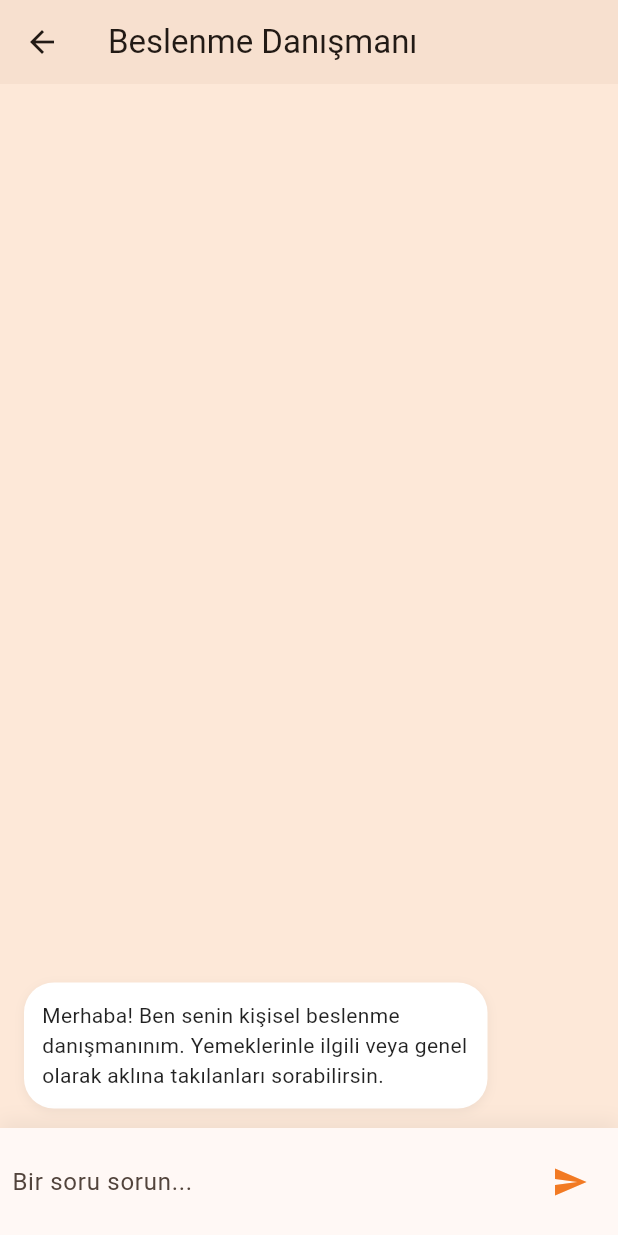
After one commit to dilarayyilmaz/food_calo, a Flutter app: the screen it shows after launch, after a tap on "Danışman", on a phone screen of 412 x 824 dp. The commit adds this screen. Run offline on Flutter 3.47's test engine with Material 3 defaults, Android fonts, the phone set to English and light mode, and no system bars; our stand-ins replace google_fonts, image_picker.

Commit message:
Add chat functionality and splash screen; update dependencies

```diff
--- /dev/null
+++ b/food/lib/chat_page.dart
@@ -0,0 +1,206 @@
+import 'dart:io';
+
+import 'package:flutter/material.dart';
+import 'package:http/http.dart' as http;
+import 'dart:async'; // Zaman aşımı için import
+import 'dart:convert';
+
+class ChatMessage {
+  final String text;
+  final bool isUser;
+  ChatMessage({required this.text, required this.isUser});
+}
+
+class ChatPage extends StatefulWidget {
+  final List<Map<String, dynamic>> mealHistory;
+  const ChatPage({Key? key, required this.mealHistory}) : super(key: key);
+
+  @override
+  _ChatPageState createState() => _ChatPageState();
+}
+
+class _ChatPageState extends State<ChatPage> {
+  final TextEditingController _controller = TextEditingController();
+  final List<ChatMessage> _messages = [];
+  bool _isLoading = false;
+  final String _serverIp = 'http://192.168.1.5:5000/chat';
+
+  @override
+  void initState() {
+    super.initState();
+    _messages.add(
+      ChatMessage(
+        text:
+            "Merhaba! Ben senin kişisel beslenme danışmanınım. Yemeklerinle ilgili veya genel olarak aklına takılanları sorabilirsin.",
+        isUser: false,
+      ),
+    );
+  }
+
+  void _sendMessage() async {
+    final text = _controller.text;
+    if (text.trim().isEmpty) return;
+
+    setState(() {
+      _messages.insert(0, ChatMessage(text: text, isUser: true));
+      _isLoading = true;
+    });
+    _controller.clear();
+
+    try {
+      final response = await http
+          .post(
+            Uri.parse(_serverIp),
+            headers: {'Content-Type': 'application/json; charset=UTF-8'},
+            body: jsonEncode({'question': text, 'history': widget.mealHistory}),
+          )
+          .timeout(const Duration(seconds: 30)); // 30 saniye sonra zaman aşımı
+
+      if (response.statusCode == 200) {
+        final data = jsonDecode(utf8.decode(response.bodyBytes));
+        setState(() {
+          _messages.insert(0, ChatMessage(text: data['answer'], isUser: false));
+        });
+      } else {
+        final errorData = jsonDecode(utf8.decode(response.bodyBytes));
+        setState(() {
+          _messages.insert(
+            0,
+            ChatMessage(
+              text: "Bir hata oluştu:\n${errorData['error']}",
+              isUser: false,
+            ),
+          );
+        });
+      }
+    } on TimeoutException catch (_) {
+      setState(() {
+        _messages.insert(
+          0,
+          ChatMessage(
+            text:
+                "Sunucudan cevap alınamadı (zaman aşımı). Lütfen internet bağlantınızı kontrol edin veya daha sonra tekrar deneyin.",
+            isUser: false,
+          ),
+        );
+      });
+    } on SocketException catch (_) {
+      setState(() {
+        _messages.insert(
+          0,
+          ChatMessage(
+            text:
+                "Sunucuya bağlanılamadı. Lütfen internet bağlantınızı ve sunucunun çalıştığını kontrol edin.",
+            isUser: false,
+          ),
+        );
+      });
+    } catch (e) {
+      setState(() {
+        _messages.insert(
+          0,
+          ChatMessage(text: "Beklenmedik bir hata oluştu: $e", isUser: false),
+        );
+      });
+    } finally {
+      setState(() {
+        _isLoading = false;
+      });
+    }
+  }
+
+  @override
+  Widget build(BuildContext context) {
+    return Scaffold(
+      appBar: AppBar(
+        title: const Text("Beslenme Danışmanı"),
+        backgroundColor: const Color(0xFFFDE8D8),
+        elevation: 1,
+      ),
+      backgroundColor: const Color(0xFFFDE8D8),
+      body: Column(
+        children: [
+          Expanded(
+            child: ListView.builder(
+              reverse: true,
+              padding: const EdgeInsets.all(8.0),
+              itemCount: _messages.length,
+              itemBuilder: (context, index) =>
+                  _buildMessageBubble(_messages[index]),
+            ),
+          ),
+          if (_isLoading)
+            const Padding(
+              padding: EdgeInsets.symmetric(vertical: 8.0),
+              child: LinearProgressIndicator(),
+            ),
+          _buildMessageComposer(),
+        ],
+      ),
+    );
+  }
+
+  Widget _buildMessageBubble(ChatMessage message) {
+    return Align(
+      alignment: message.isUser ? Alignment.centerRight : Alignment.centerLeft,
+      child: Container(
+        constraints: BoxConstraints(
+          maxWidth: MediaQuery.of(context).size.width * 0.75,
+        ),
+        margin: const EdgeInsets.symmetric(vertical: 5, horizontal: 8),
+        padding: const EdgeInsets.all(12),
+        decoration: BoxDecoration(
+          color: message.isUser ? const Color(0xFFF27A23) : Colors.white,
+          borderRadius: BorderRadius.circular(20),
+          boxShadow: [
+            BoxShadow(
+              color: Colors.black.withOpacity(0.05),
+              blurRadius: 5,
+              offset: const Offset(0, 2),
+            ),
+          ],
+        ),
+        child: Text(
+          message.text,
+          style: TextStyle(
+            color: message.isUser ? Colors.white : Colors.black87,
+          ),
+        ),
+      ),
+    );
+  }
+
+  Widget _buildMessageComposer() {
+    return Container(
+      padding: const EdgeInsets.symmetric(horizontal: 8.0, vertical: 12.0),
+      decoration: BoxDecoration(
+        color: Theme.of(context).cardColor,
+        boxShadow: [
+          BoxShadow(
+            color: Colors.black.withOpacity(0.05),
+            blurRadius: 10,
+            offset: const Offset(0, -5),
+          ),
+        ],
+      ),
+      child: Row(
+        children: [
+          Expanded(
+            child: TextField(
+              controller: _controller,
+              decoration: const InputDecoration.collapsed(
+                hintText: 'Bir soru sorun...',
+              ),
+              onSubmitted: (value) => _sendMessage(),
+            ),
+          ),
+          IconButton(
+            icon: const Icon(Icons.send),
+            color: const Color(0xFFF27A23),
+            onPressed: _isLoading ? null : _sendMessage,
+          ),
+        ],
+      ),
+    );
+  }
+}
--- a/food/lib/main.dart
+++ b/food/lib/main.dart
@@ -1,5 +1,5 @@
 import 'package:flutter/material.dart';
-import 'cal_predictor.dart';
+import 'splash_screen.dart';
 
 void main() {
   runApp(const MyApp());
@@ -11,16 +11,14 @@ class MyApp extends StatelessWidget {
   @override
   Widget build(BuildContext context) {
     return MaterialApp(
-      title: 'Calorie Predictor',
-
+      title: 'Mamma Mia',
       debugShowCheckedModeBanner: false,
-
       theme: ThemeData(
         colorScheme: ColorScheme.fromSeed(seedColor: const Color(0xFFF27A23)),
-
         useMaterial3: true,
       ),
-      home: CalPredictor(),
+
+      home: const SplashScreen(),
     );
   }
 }
--- /dev/null
+++ b/food/lib/splash_screen.dart
@@ -0,0 +1,43 @@
+import 'dart:async';
+import 'package:flutter/material.dart';
+import 'package:google_fonts/google_fonts.dart';
+import 'cal_predictor.dart';
+
+class SplashScreen extends StatefulWidget {
+  const SplashScreen({super.key});
+
+  @override
+  State<SplashScreen> createState() => _SplashScreenState();
+}
+
+class _SplashScreenState extends State<SplashScreen> {
+  @override
+  void initState() {
+    super.initState();
+    Timer(const Duration(seconds: 2), _navigateToHome);
+  }
+
+  void _navigateToHome() {
+
+    Navigator.of(context).pushReplacement(
+      MaterialPageRoute(builder: (BuildContext context) => CalPredictor()),
+    );
+  }
+
+  @override
+  Widget build(BuildContext context) {
+    return Scaffold(
+      backgroundColor: const Color(0xFFF27A23),
+      body: Center(
+        child: Text(
+          'Mamma Mia',
+          style: GoogleFonts.pacifico(
+            fontSize: 50,
+            fontWeight: FontWeight.bold,
+            color: Colors.white,
+          ),
+        ),
+      ),
+    );
+  }
+}
--- a/food/pubspec.yaml
+++ b/food/pubspec.yaml
@@ -36,6 +36,8 @@ dependencies:
   cupertino_icons: ^1.0.8
   http: ^1.2.1
   image_picker: ^1.0.7
+  google_fonts: ^6.3.0
+
 
 dev_dependencies:
   flutter_test:
```
Also changed, not shown: food/lib/cal_predictor.dart (+92 -60 lines), food/pubspec.lock, 1 other file.
